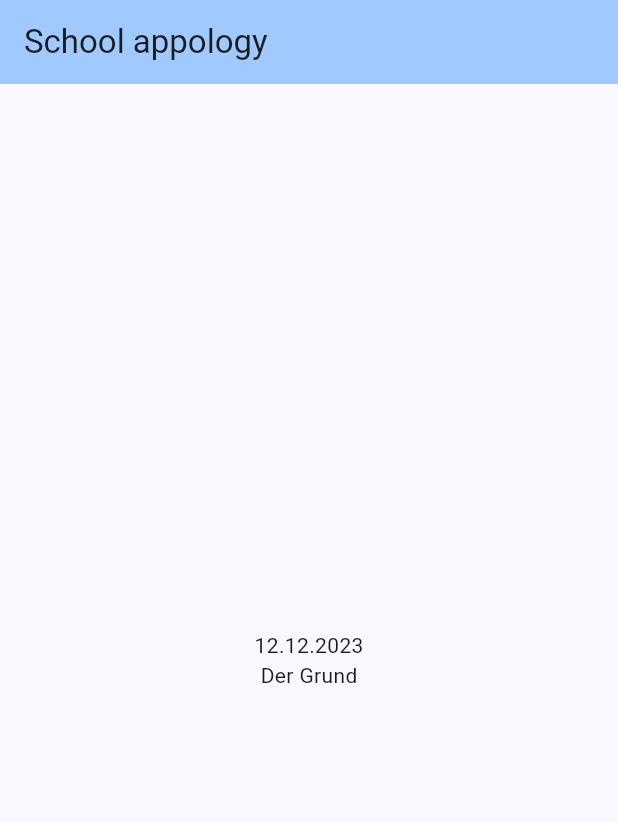
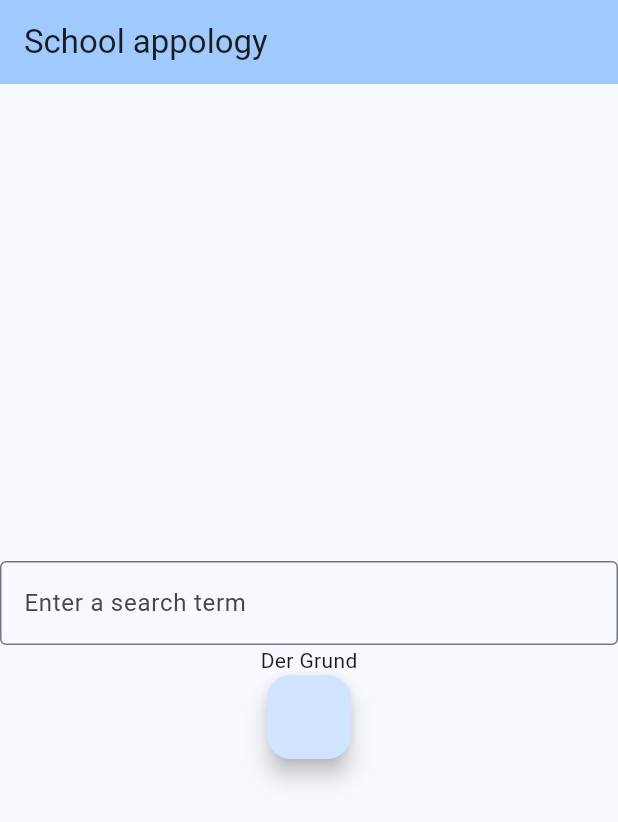
Before and after one commit to chrbuchsteiner61/myapp, a Flutter app: the screen it shows after launch, on a phone screen of 412 x 824 dp. Shown: the top 822 px of the screen. Run offline on Flutter 3.47's test engine with Material 3 defaults, Android fonts, the phone set to English and light mode, and no system bars; our stand-ins replace logger, pdf, printing.

```diff
--- /dev/null
+++ b/lib/constants.dart
@@ -0,0 +1,2 @@
+
+const String teacher = "Frau Brendel";
--- a/lib/input_fields/date_of_illness.dart
+++ b/lib/input_fields/date_of_illness.dart
@@ -7,6 +7,11 @@ class DateOfIllness extends StatelessWidget {
 
   @override
   Widget build(BuildContext context) {
-    return Text(aDate);
+    return const TextField(
+      decoration: InputDecoration(
+    border: OutlineInputBorder(),
+    hintText: 'Enter a search term',
+  ),
+    );
   }
 }
--- a/lib/main.dart
+++ b/lib/main.dart
@@ -1,6 +1,10 @@
+import 'dart:collection';
+
 import 'package:flutter/material.dart';
 import 'package:myapp/input_fields/date_of_illness.dart';
 import 'package:myapp/input_fields/reason_of_absence.dart';
+import 'package:myapp/constants.dart';
+import 'package:myapp/appology_page.dart';
 
 void main() {
   runApp(const MyAppology());
@@ -33,31 +37,43 @@ class StartingPage extends StatefulWidget {
 }
 
 class _StartingPageState extends State<StartingPage> {
-  int _counter = 0;
-
   void _incrementCounter() {
-    setState(() {
-      _counter++;
-    });
+    setState(() {});
   }
 
   @override
   Widget build(BuildContext context) {
+    final Map<String, String> allElements = HashMap();
+    allElements['parents'] = "Tanja Birkholz und Christian Buchsteiner";
+    allElements['homeAdress'] = "Wacholderweg 15a, 61440 Oberursel";
+    allElements['communication'] =
+        "Tel. 01516 144 80 98, mail: chrbuchsteiner@gmail.com";
+    allElements['schoolAdress'] = "Gymnasium Oberursel";
+    allElements['teacher'] = "Frau Brendel";
+
     return Scaffold(
       appBar: AppBar(
         backgroundColor: Theme.of(context).colorScheme.inversePrimary,
         title: Text(widget.title),
       ),
-      body: const Center(
-        // Center is a layout widget. It takes a single child and positions it
-        // in the middle of the parent.
-        child: Column(
-          mainAxisAlignment: MainAxisAlignment.center,
-          children: <Widget>[
-            DateOfIllness(aDate: '12.12.2023'),
-            ReasonOfAbsence(reason: 'Der Grund'),
-          ],
-        ),
+      body: Column(
+        mainAxisAlignment: MainAxisAlignment.center,
+        children: <Widget>[
+          DateOfIllness(aDate: '12.12.2023'),
+          ReasonOfAbsence(reason: 'Der Grund'),
+          FloatingActionButton(onPressed: () async {
+            String aRoutine = aFunction();
+            Navigator.of(context).push(
+              MaterialPageRoute(
+                builder: (context) => AppologyPage(
+                  allStrokes: aControllerFunction(),
+                  allElements: allElements,
+                ),
+              ),
+            );
+          } //
+              ),
+        ],
       ),
     );
   }
--- a/pubspec.yaml
+++ b/pubspec.yaml
@@ -35,6 +35,10 @@ dependencies:
   # The following adds the Cupertino Icons font to your application.
   # Use with the CupertinoIcons class for iOS style icons.
   cupertino_icons: ^1.0.8
+  intl: ^0.20.0
+  logger: ^2.5.0
+  printing: ^5.13.1
+  pdf: ^3.11.1
 
 dev_dependencies:
   flutter_test:
```
Also changed, not shown: lib/appology_page.dart (added, +105 -0 lines), pubspec.lock, 1 other file.
